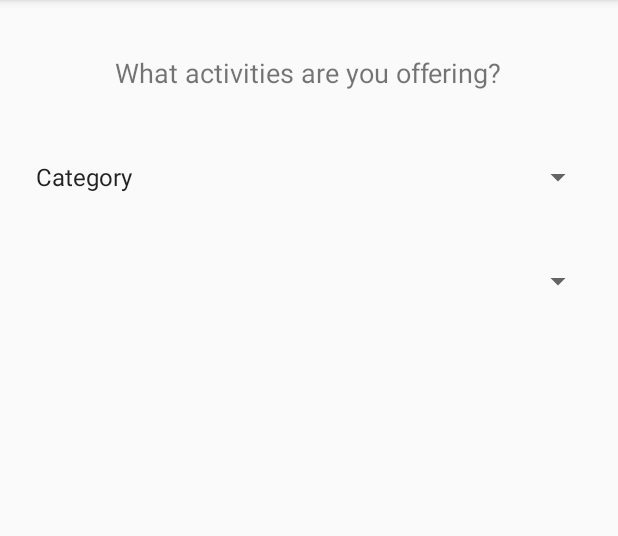
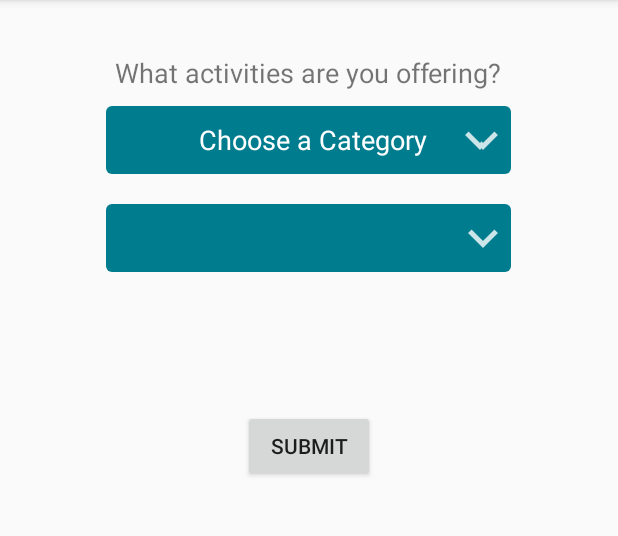
Before and after one commit to BlankLife/Linked, an Android app: the BusinessActivities screen opened directly, with no data from a screen before it, on a phone screen of 412 x 824 dp, the part 84-620 px from its top. Run offline under Robolectric (Android 15) with nearby library versions, the phone set to English and light mode, and no system bars; 1 statement that could not run was skipped.

Commit message:
Added spinner trigger in BusinessActivities
Activities spinner will only show its options when a category is chosen.
Moved MultiSelectionSpinner to if statements. Changed style of spinners.
Still working on spinner titles and getting strings into
multiSelectionSpinner

```diff
--- a/Layout_Danielle/app/src/main/java/linked/linkedtest/BusinessActivities.java
+++ b/Layout_Danielle/app/src/main/java/linked/linkedtest/BusinessActivities.java
@@ -2,6 +2,7 @@ package linked.linkedtest;
 
 import linked.linkedtest.R.*;
 
+import android.app.AlertDialog;
 import android.content.res.Resources;
 import android.support.v7.app.AppCompatActivity;
 import android.os.Bundle;
@@ -9,9 +10,12 @@ import android.view.View;
 import android.widget.AdapterView;
 import android.widget.ArrayAdapter;
 import android.widget.Spinner;
+import android.widget.Button;
+import android.content.DialogInterface;
 
 import android.view.Menu;
 import android.view.MenuItem;
+import android.widget.TextView;
 import android.widget.Toast;
 
 import java.util.List;
@@ -26,22 +30,54 @@ public class BusinessActivities extends AppCompatActivity implements AdapterView
         super.onCreate(savedInstanceState);
         setContentView(R.layout.activity_business_activities);
 
-        adapter = ArrayAdapter.createFromResource(this, R.array.category_array, android.R.layout.simple_spinner_item);
+        adapter = ArrayAdapter.createFromResource(this, R.array.category_array, layout.spinner_layout_blue);
         category_spinner = (Spinner) findViewById(R.id.categorySpinner);
         category_spinner.setAdapter(adapter);
         category_spinner.setOnItemSelectedListener(BusinessActivities.this);
+        adapter.setDropDownViewResource(layout.spinner_dialog_layout);
 
-        MultiSelectionSpinner spinner = (MultiSelectionSpinner) findViewById(id.activitySpinner);
+/*        MultiSelectionSpinner spinner = (MultiSelectionSpinner) findViewById(id.activitySpinner);
 
         String[] array = {"Biking", "Skating", "Running", "Basketball", "Baseball", "Football", "Soccer", "Video Games", "Dancing"};
         spinner.setItems(array);
-        spinner.setListener(this);
+        spinner.setListener(this);*/
     }
-
-
 
     @Override
     public void onItemSelected(AdapterView<?> parent, View view, int position, long id) {
+        //TextView selectedText = (TextView) view;
+        if(position == 0){
+            // if nothing is selected and the second spinner is pressed, app crashes
+        }
+        if(position == 1){  // if Art selected
+
+            MultiSelectionSpinner spinner = (MultiSelectionSpinner) findViewById(R.id.activitySpinner);
+            String[] array = {"Choose an Activity", "Film", "Music", "Painting"};
+            spinner.setItems(array);
+            spinner.setListener(this);
+        }
+
+        if(position == 2){ // if Food selected
+            MultiSelectionSpinner spinner = (MultiSelectionSpinner) findViewById(R.id.activitySpinner);
+            String[] array = {"Choose an Activity", "Bars", "Dinner", "Eating Contests"};
+            spinner.setItems(array);
+            spinner.setListener(this);
+        }
+
+        if(position == 3){  // if Indoors is selected
+            MultiSelectionSpinner spinner = (MultiSelectionSpinner) findViewById(R.id.activitySpinner);
+            String[] array = {"Choose an Activity", "Board Games", "Video Games", "Yoga"};
+            spinner.setItems(array);
+            spinner.setListener(this);
+        }
+
+        if(position == 4){  // if Sports is selected
+            MultiSelectionSpinner spinner = (MultiSelectionSpinner) findViewById(R.id.activitySpinner);
+            String[] array = {"Choose an Activity", "Basketball", "Biking", "Dancing"};
+            spinner.setItems(array);
+            spinner.setListener(this);
+        }
+
 /*        TextView spinnerDialogText = (TextView) view;
         Toast.makeText(this, spinnerDialogText.getText(), Toast.LENGTH_SHORT).show();*/
     }
--- a/Layout_Danielle/app/src/main/java/linked/linkedtest/MultiSelectionSpinner.java
+++ b/Layout_Danielle/app/src/main/java/linked/linkedtest/MultiSelectionSpinner.java
@@ -33,7 +33,7 @@ public class MultiSelectionSpinner extends Spinner implements
         super(context);
 
         simple_adapter = new ArrayAdapter<>(context,
-                android.R.layout.simple_spinner_item);
+                R.layout.spinner_layout_blue);
         super.setAdapter(simple_adapter);
     }
 
@@ -41,7 +41,7 @@ public class MultiSelectionSpinner extends Spinner implements
         super(context, attrs);
 
         simple_adapter = new ArrayAdapter<>(context,
-                android.R.layout.simple_spinner_item);
+                R.layout.spinner_layout_blue);
         super.setAdapter(simple_adapter);
     }
 
--- a/Layout_Danielle/app/src/main/java/linked/linkedtest/Start.java
+++ b/Layout_Danielle/app/src/main/java/linked/linkedtest/Start.java
@@ -75,7 +75,7 @@ public class Start extends AppCompatActivity {
                     @Override
                     public void onComplete(@NonNull Task<AuthResult> task) {
                         Log.d(TAG, "signInWithEmail:onComplete:" + task.isSuccessful());
-                        startActivity(new Intent(Start.this, BusinessActivities.class));
+                        startActivity(new Intent(Start.this, Menu.class));
 
                         // If sign in fails, display a message to the user. If sign in succeeds
                         // the auth state listener will be notified and logic to handle the
@@ -84,6 +84,9 @@ public class Start extends AppCompatActivity {
                             Log.w(TAG, "signInWithEmail:failed", task.getException());
                             Toast.makeText(Start.this, R.string.auth_failed,
                                     Toast.LENGTH_SHORT).show();
+                            /*  If sign in fails, stay in the same page
+                                For testing purposes (since we don't have a DB yet) it goes to Menu page*/
+                            startActivity(new Intent(Start.this, BusinessActivities.class));
                         }
                     }
                 });
--- /dev/null
+++ b/Layout_Danielle/app/src/main/res/drawable/gradient_spinner.xml
@@ -0,0 +1,27 @@
+<?xml version="1.0" encoding="utf-8"?>
+<selector xmlns:android="http://schemas.android.com/apk/res/android">
+
+    <item><layer-list>
+        <item><shape>
+            <gradient   android:angle="90"
+                        android:endColor="@color/prim_blue"
+                        android:startColor="@color/prim_blue"
+                        android:type="linear" />
+
+<!--
+            <stroke     android:width="0dp"
+                        android:color="#000000" />-->
+
+            <corners    android:radius="4dp" />
+
+            <padding    android:bottom="3dp"
+                        android:left="3dp"
+                        android:right="3dp"
+                        android:top="3dp" />
+        </shape></item>
+        <item ><bitmap  android:gravity="right"
+                        android:src="@drawable/down_arrow" />
+        </item>
+    </layer-list></item>
+
+</selector>
--- a/Layout_Danielle/app/src/main/res/layout/activity_business_activities.xml
+++ b/Layout_Danielle/app/src/main/res/layout/activity_business_activities.xml
@@ -21,18 +21,30 @@
         android:layout_marginTop="20dp" />
 
     <Spinner
-        android:layout_width="match_parent"
-        android:layout_height="wrap_content"
+        android:id="@+id/categorySpinner"
+        style="@style/spinner_style"
+        android:layout_width="270dp"
+        android:layout_height="45dp"
         android:layout_below="@+id/textView2"
         android:layout_centerHorizontal="true"
         android:layout_marginTop="45dp"
-        android:id="@+id/categorySpinner" />
+        android:spinnerMode="dialog" />
 
     <linked.linkedtest.MultiSelectionSpinner
+        style="@style/spinner_style"
         android:id="@+id/activitySpinner"
-        android:layout_width="fill_parent"
-        android:layout_height="wrap_content"
+        android:layout_width="270dp"
+        android:layout_height="45dp"
         android:layout_marginTop="45dp"
         android:layout_below="@+id/categorySpinner"
         android:layout_centerHorizontal="true" />
+
+    <Button
+        android:id="@+id/submit_button"
+        android:layout_width="wrap_content"
+        android:layout_height="wrap_content"
+        android:layout_below="@+id/activitySpinner"
+        android:layout_centerHorizontal="true"
+        android:layout_marginTop="82dp"
+        android:text="@string/submit" />
 </RelativeLayout>
--- /dev/null
+++ b/Layout_Danielle/app/src/main/res/layout/spinner_layout_blue.xml
@@ -0,0 +1,13 @@
+<TextView xmlns:android="http://schemas.android.com/apk/res/android"
+    android:orientation="vertical"
+    android:id="@android:id/text1"
+    android:layout_height="30dp"
+    android:layout_width="260dp"
+    android:ellipsize="marquee"
+    android:textSize="18sp"
+    android:textAlignment="center"
+    android:background="@drawable/gradient_spinner"
+    android:layout_margin="10dp"
+    android:popupBackground="#DFFFFFFF"
+    android:textColor="@android:color/white">
+</TextView>
--- a/Layout_Danielle/app/src/main/res/values/styles.xml
+++ b/Layout_Danielle/app/src/main/res/values/styles.xml
@@ -1,13 +1,22 @@
+<?xml version="1.0" encoding="utf-8"?>
 <resources>
 
-    <!-- Base application theme. -->
-    <style name="AppTheme" parent="Theme.AppCompat.Light.DarkActionBar">
-        <!-- Customize your theme here. -->
-        <item name="colorPrimary">@color/colorPrimary</item>
-        <item name="colorPrimaryDark">@color/colorPrimaryDark</item>
-        <item name="colorAccent">@color/colorAccent</item>
+    <style name="spinner_style">style
+        <item name="android:layout_width">match_parent</item>
+        <item name="android:layout_height">wrap_content</item>
+        <item name="android:background">@drawable/gradient_spinner</item>
+        <item name="android:layout_margin">10dp</item>
+        <item name="android:paddingLeft">8dp</item>
+        <item name="android:paddingRight">20dp</item>
+        <item name="android:paddingTop">5dp</item>
+        <item name="android:paddingBottom">5dp</item>
+        <item name="android:popupBackground">#DFFFFFFF</item></style>
+
+    <style name="spinner_style2">
+       <item name="android:layout_width">match_parent</item>
+        <item name="android:layout_height">wrap_content</item>
+        <item name="android:background">@android:color/white</item>
+        <item name="android:textSize">16sp</item>
+        <item name="android:textAlignment">center</item>
     </style>
-
-    <style name="spinnerItemStyle" parent="android:Widget.TextView.SpinnerItem"></style>
-
 </resources>
--- a/Layout_Danielle/build.gradle
+++ b/Layout_Danielle/build.gradle
@@ -5,7 +5,7 @@ buildscript {
         jcenter()
     }
     dependencies {
-        classpath 'com.android.tools.build:gradle:2.2.3'
+        classpath 'com.android.tools.build:gradle:2.3.0'
 
         // NOTE: Do not place your application dependencies here; they belong
         // in the individual module build.gradle files
```
Also changed, not shown: Layout_Danielle/app/src/main/res/layout/spinner_dialog_layout.xml (added, +10 -0 lines), Layout_Danielle/app/src/main/res/layout/spinner_layout.xml (+5 -4 lines), Layout_Danielle/app/src/main/res/values/strings.xml (+29 -5 lines), Layout_Danielle/app/src/main/res/drawable-hdpi/down_arrow.png (added), Layout_Danielle/app/src/main/res/drawable-mdpi/down_arrow.png (added), Layout_Danielle/app/src/main/res/drawable-xhdpi/down_arrow.png (added), Layout_Danielle/app/src/main/res/drawable-xxhdpi/down_arrow.png (added).
